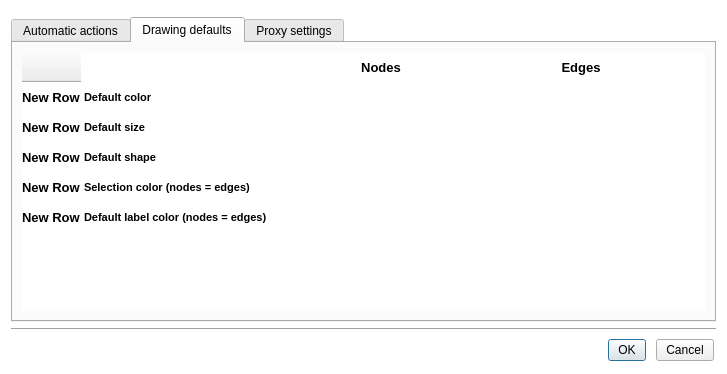
Old version of the form plugins/perspective/GraphPerspective/designer/PreferencesDialog.ui in the repository Tulip-Dev/tulip.
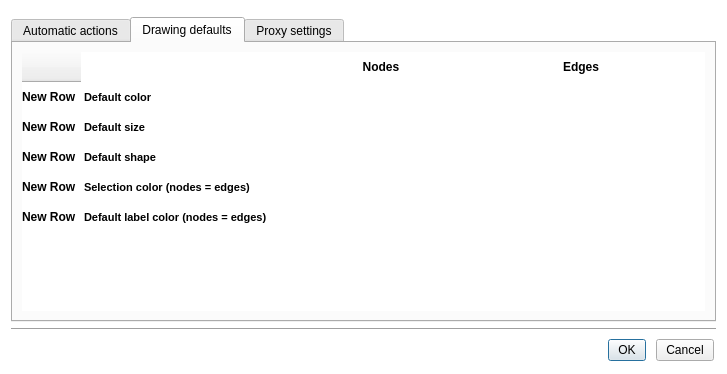
New version of the form. The open tabs and pages were chosen to show the change. Icons and pictures are not drawn.

Commit message: fixes for QTableView/QHeaderView font size: use 12px instead of 10pt (my bad in commit #11233) which looked too big on windows

The edit to the form file:
```diff
--- a/plugins/perspective/GraphPerspective/designer/PreferencesDialog.ui
+++ b/plugins/perspective/GraphPerspective/designer/PreferencesDialog.ui
@@ -273,12 +273,12 @@
 QHeaderView::section {
 background-color: white;
 height: 30px;
-font: bold 10pt;
+font: bold 12px;
 color: black;
 border: 0px;
 }
 QTableView {
-font: 10pt;
+font: 12px;
 }
 </string>
            </property>
```
The commit also changes 8 other files.
